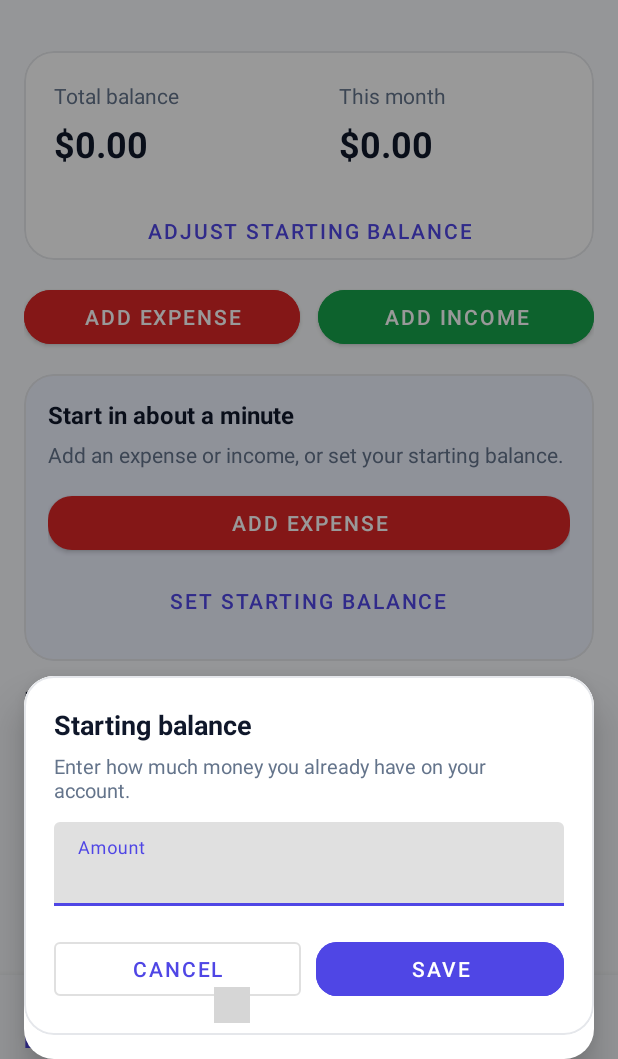
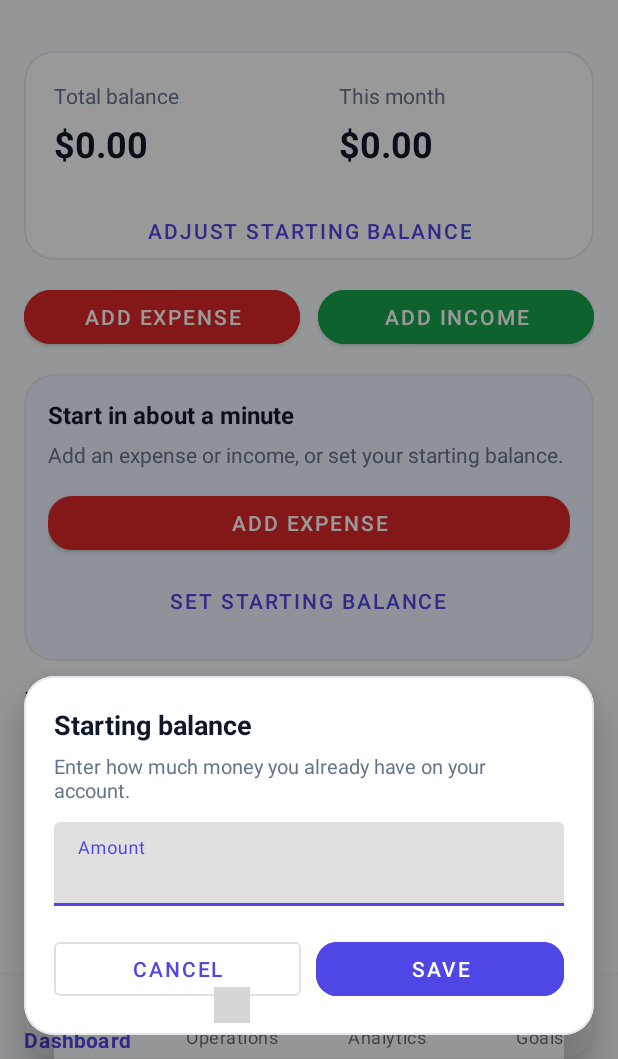
Before and after one commit to 10abe9/Bud-Jet, an Android app: the screen it shows after launch (MainActivity), after a tap on "ADJUST STARTING BALANCE", on a phone screen of 412 x 824 dp, the part 177-1236 px from its top. Run offline under Robolectric (Android 15) with nearby library versions, the phone set to English and light mode, and no system bars; our stand-ins replace Room's generated code, navigation-ui; libraries missing offline, so code that uses them is left out: com.android.billingclient; Roboto replaces fonts that are not available here; 5 statements that could not run were skipped; 3 other taps on this screen came first; grey boxes are pictures that could not be loaded.

Commit message:
Remove the white block under bottom sheets
The sheet container drew its own shape with backgroundTint (colorSurface),
visible below the floating card and under the navigation bar. A
transparent tint in the sheet style leaves only the card.

Co-Authored-By: Claude Opus 5.5 <noreply@anthropic.com>
Claude-Session: https://claude.ai/code/session_01KwSxrnVJGypwU7AYr4yTEe

```diff
--- a/app/src/main/res/values/styles.xml
+++ b/app/src/main/res/values/styles.xml
@@ -39,6 +39,9 @@
 
         <!-- ВАЖНО: убираем серый системный фон -->
         <item name="android:background">@android:color/transparent</item>
+        <!-- Material draws the sheet's own shape with backgroundTint (colorSurface): without
+             this a white/dark block shows below the card and under the navigation bar. -->
+        <item name="backgroundTint">@android:color/transparent</item>
 
         <!-- скругления контейнера -->
         <item name="shapeAppearanceOverlay">
```
